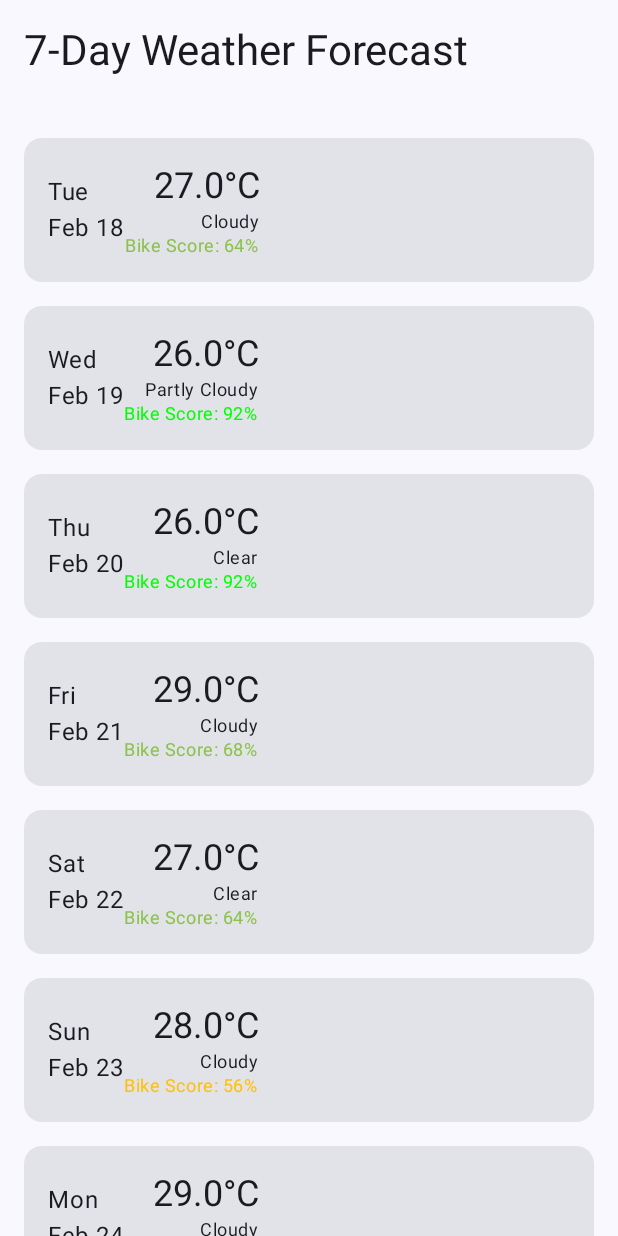
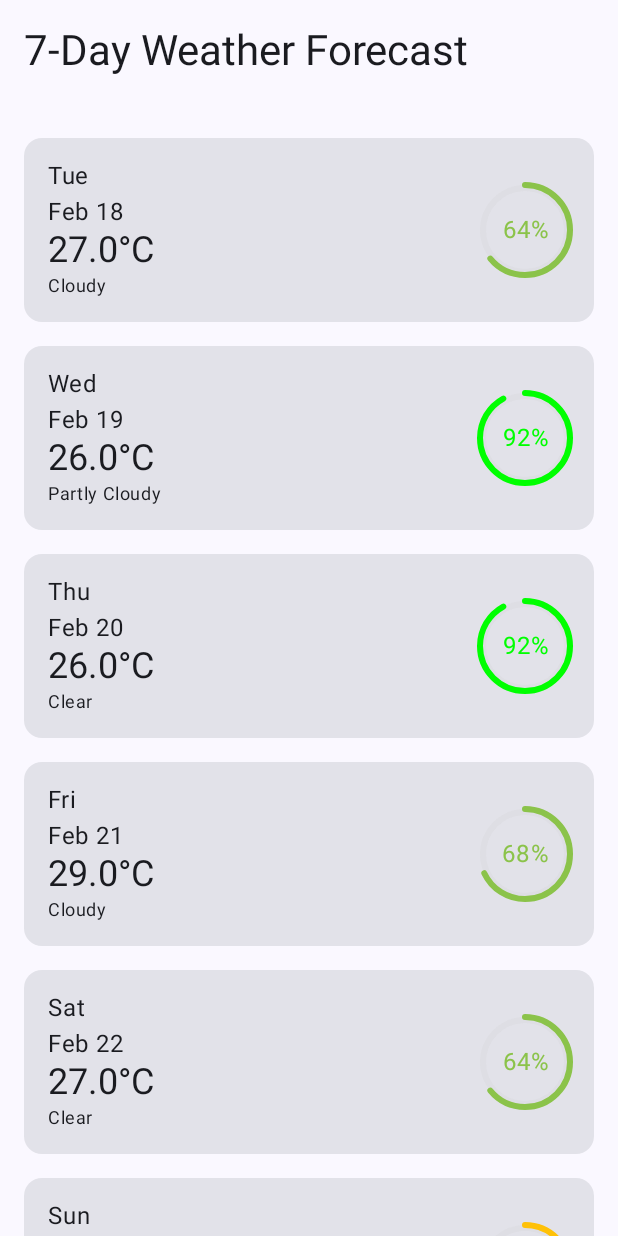
Before and after one commit to piggybox/best-bike-day, an Android app built with Jetpack Compose: the screen it shows after launch (MainActivity), on a phone screen of 412 x 824 dp. Run offline under Robolectric (Android 15) with nearby library versions, the phone set to English and light mode, and no system bars.

Commit message:
Adjust bike score visualization

```diff
--- a/app/src/main/java/dev/piggybox/bestbikeday/MainActivity.kt
+++ b/app/src/main/java/dev/piggybox/bestbikeday/MainActivity.kt
@@ -17,6 +17,15 @@ import androidx.compose.ui.Modifier
 import androidx.compose.ui.unit.dp
 import androidx.lifecycle.viewmodel.compose.viewModel
 import androidx.compose.ui.graphics.Color
+import androidx.compose.foundation.Canvas
+import androidx.compose.foundation.layout.Box
+import androidx.compose.foundation.layout.size
+import androidx.compose.ui.graphics.StrokeCap
+import androidx.compose.ui.graphics.drawscope.Stroke
+import androidx.compose.ui.text.style.TextAlign
+import kotlin.math.PI
+import kotlin.math.cos
+import kotlin.math.sin
 import dev.piggybox.bestbikeday.data.DayForecast
 import dev.piggybox.bestbikeday.ui.theme.BestBikeDayTheme
 import dev.piggybox.bestbikeday.viewmodel.WeatherViewModel
@@ -91,13 +100,13 @@ fun DayForecastCard(forecast: DayForecast, bikeScore: BikeScore) {
             horizontalArrangement = Arrangement.SpaceBetween,
             verticalAlignment = Alignment.CenterVertically
         ) {
-            Text(
-                text = formatDate(forecast.dt),
-                style = MaterialTheme.typography.bodyLarge
-            )
             Column(
-                horizontalAlignment = Alignment.End
+                modifier = Modifier.weight(1f)
             ) {
+                Text(
+                    text = formatDate(forecast.dt),
+                    style = MaterialTheme.typography.bodyLarge
+                )
                 Text(
                     text = "${forecast.temp.day}°C",
                     style = MaterialTheme.typography.headlineSmall
@@ -106,9 +115,43 @@ fun DayForecastCard(forecast: DayForecast, bikeScore: BikeScore) {
                     text = forecast.weather.firstOrNull()?.main ?: "",
                     style = MaterialTheme.typography.bodySmall
                 )
+            }
+
+            Box(
+                modifier = Modifier.size(60.dp),
+                contentAlignment = Alignment.Center
+            ) {
+                Canvas(modifier = Modifier.size(60.dp)) {
+                    val strokeWidth = 4.dp.toPx()
+                    val center = size.width / 2
+                    val radius = (size.width - strokeWidth) / 2
+
+                    // Background circle
+                    drawCircle(
+                        color = Color.LightGray.copy(alpha = 0.2f),
+                        radius = radius,
+                        style = Stroke(width = strokeWidth)
+                    )
+
+                    // Progress arc
+                    val sweepAngle = (bikeScore.score.toFloat() / 100f) * 360f
+                    drawArc(
+                        color = when (bikeScore.condition) {
+                            BikeCondition.EXCELLENT -> Color.Green
+                            BikeCondition.GOOD -> Color(0xFF8BC34A)
+                            BikeCondition.FAIR -> Color(0xFFFFC107)
+                            BikeCondition.POOR -> Color(0xFFF44336)
+                        },
+                        startAngle = -90f,
+                        sweepAngle = sweepAngle,
+                        useCenter = false,
+                        style = Stroke(width = strokeWidth, cap = StrokeCap.Round)
+                    )
+                }
                 Text(
-                    text = "Bike Score: ${bikeScore.score.toInt()}%",
-                    style = MaterialTheme.typography.bodySmall,
+                    text = "${bikeScore.score.toInt()}%",
+                    style = MaterialTheme.typography.bodyLarge,
+                    textAlign = TextAlign.Center,
                     color = when (bikeScore.condition) {
                         BikeCondition.EXCELLENT -> Color.Green
                         BikeCondition.GOOD -> Color(0xFF8BC34A)
```
